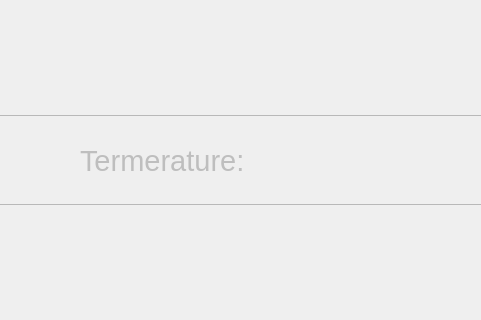
JeremyQO/GUI-Experiment, file widgets/temperature/gui.ui: the form before one commit; both pictures show x 232 to 713 and y 216 to 536 of the 1308 by 753 pixel window.
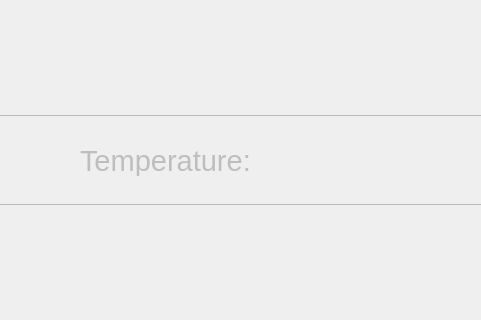
The form after the commit.

Commit message:
PGC working properly, temperature from existing pictures only
In this version, PGC optimisation works almost flawlessly.
Temperature can be obtained from exiting pictures, only pixcal is
unknown and the sigmas are not fitted yet to yield temperature.
The function to measure temperature does not exist in the OPX file
currently in use.

Diff of the .ui file:
```diff
--- a/widgets/temperature/gui.ui
+++ b/widgets/temperature/gui.ui
@@ -85,7 +85,7 @@
           </font>
          </property>
          <property name="text">
-          <string>Termerature:</string>
+          <string>Temperature:</string>
          </property>
         </widget>
        </widget>
```
The commit also changes 4 other files.
